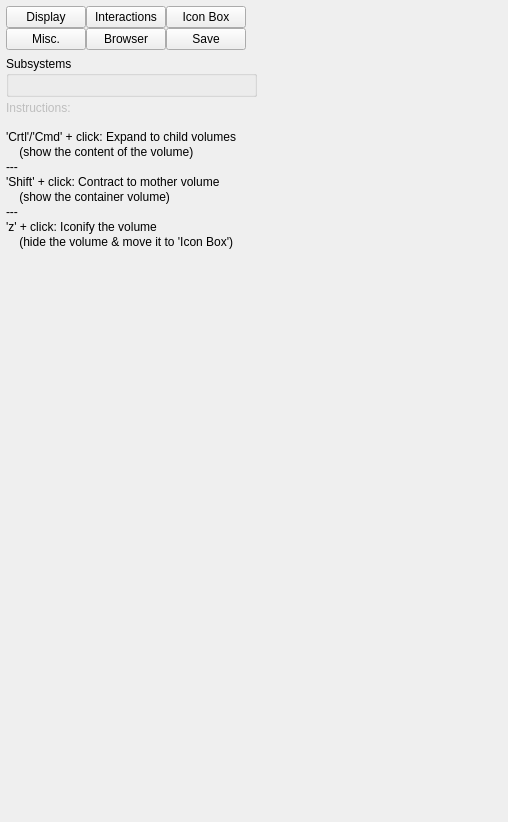
Above: VP1GeometrySystems/src/geometrysystemcontroller.ui from efemberg11/GeoModel_rmakhman before the change. Below: the same form after it.
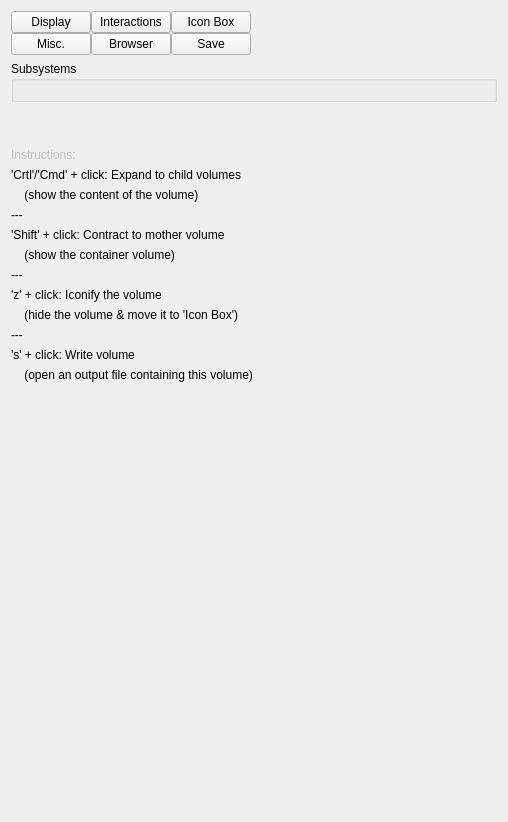
That is the form after the change.

Commit message: Single volume output now enabled

```diff
--- a/VP1GeometrySystems/src/geometrysystemcontroller.ui
+++ b/VP1GeometrySystems/src/geometrysystemcontroller.ui
@@ -19,19 +19,7 @@
   <property name="windowTitle">
    <string>Form</string>
   </property>
-  <layout class="QVBoxLayout" name="verticalLayout">
-   <property name="leftMargin">
-    <number>6</number>
-   </property>
-   <property name="topMargin">
-    <number>6</number>
-   </property>
-   <property name="rightMargin">
-    <number>0</number>
-   </property>
-   <property name="bottomMargin">
-    <number>4</number>
-   </property>
+  <layout class="QVBoxLayout" name="verticalLayout_2">
    <item>
     <layout class="QHBoxLayout" name="horizontalLayout_2">
      <property name="spacing">
@@ -140,16 +128,6 @@
     </layout>
    </item>
    <item>
-    <layout class="QHBoxLayout" name="horizontalLayout">
-     <property name="spacing">
-      <number>0</number>
-     </property>
-     <item>
-      <layout class="QVBoxLayout" name="_2">
-       <property name="spacing">
-        <number>4</number>
-       </property>
-       <item>
         <widget class="QGroupBox" name="groupBox_Subsystems">
          <property name="title">
           <string>Subsystems</string>
@@ -158,15 +136,30 @@
         </widget>
        </item>
        <item>
-        <layout class="QHBoxLayout" name="_15">
-         <property name="spacing">
-          <number>0</number>
-         </property>
+    <widget class="QLabel" name="label_14">
+     <property name="text">
+      <string/>
+     </property>
+    </widget>
+   </item>
          <item>
-          <layout class="QVBoxLayout" name="_16">
-           <property name="spacing">
-            <number>0</number>
-           </property>
+    <spacer name="horizontalSpacer_2">
+     <property name="orientation">
+      <enum>Qt::Horizontal</enum>
+     </property>
+     <property name="sizeType">
+      <enum>QSizePolicy::Expanding</enum>
+     </property>
+     <property name="sizeHint" stdset="0">
+      <size>
+       <width>487</width>
+       <height>20</height>
+      </size>
+     </property>
+    </spacer>
+   </item>
+   <item>
+    <layout class="QVBoxLayout" name="verticalLayout">
            <item>
             <widget class="QLabel" name="label_12">
              <property name="enabled">
@@ -178,23 +171,6 @@
             </widget>
            </item>
            <item>
-            <layout class="QHBoxLayout" name="_17">
-             <property name="spacing">
-              <number>0</number>
-             </property>
-             <item>
-              <layout class="QVBoxLayout" name="_18">
-               <property name="spacing">
-                <number>1</number>
-               </property>
-               <item>
-                <widget class="QLabel" name="label_14">
-                 <property name="text">
-                  <string/>
-                 </property>
-                </widget>
-               </item>
-               <item>
                 <widget class="QLabel" name="label_9">
                  <property name="text">
                   <string>'Crtl'/'Cmd' + click: Expand to child volumes</string>
@@ -259,7 +235,26 @@
                  </property>
                 </widget>
                </item>
-              </layout>
+     <item>
+      <widget class="QLabel" name="label_15">
+       <property name="text">
+        <string>---</string>
+       </property>
+      </widget>
+     </item>
+     <item>
+      <widget class="QLabel" name="label_16">
+       <property name="text">
+        <string>'s' + click: Write volume</string>
+       </property>
+      </widget>
+     </item>
+     <item>
+      <widget class="QLabel" name="label_17">
+       <property name="text">
+        <string>    (open an output file containing this volume)</string>
+       </property>
+      </widget>
              </item>
             </layout>
            </item>
@@ -271,47 +266,10 @@
              <property name="sizeHint" stdset="0">
               <size>
                <width>20</width>
-               <height>1</height>
+       <height>363</height>
               </size>
              </property>
             </spacer>
-           </item>
-          </layout>
-         </item>
-         <item>
-          <spacer>
-           <property name="orientation">
-            <enum>Qt::Horizontal</enum>
-           </property>
-           <property name="sizeHint" stdset="0">
-            <size>
-             <width>1</width>
-             <height>20</height>
-            </size>
-           </property>
-          </spacer>
-         </item>
-        </layout>
-       </item>
-      </layout>
-     </item>
-     <item>
-      <spacer name="horizontalSpacer_2">
-       <property name="orientation">
-        <enum>Qt::Horizontal</enum>
-       </property>
-       <property name="sizeType">
-        <enum>QSizePolicy::Expanding</enum>
-       </property>
-       <property name="sizeHint" stdset="0">
-        <size>
-         <width>1</width>
-         <height>20</height>
-        </size>
-       </property>
-      </spacer>
-     </item>
-    </layout>
    </item>
   </layout>
  </widget>
```
Lines whose indentation alone changed are shown as unchanged. The commit also changes 2 other files.
